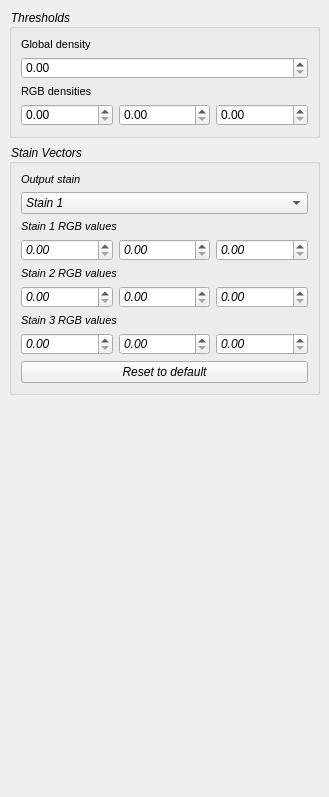
evanry/pathUI, file ASAP/filters/resources/ColorDeconvolutionFilter.ui: the form before one commit.
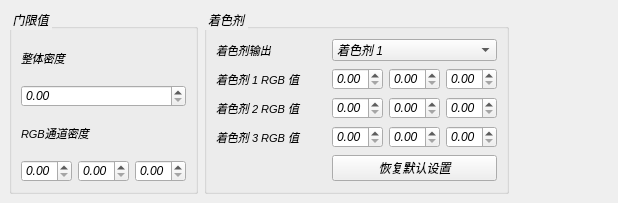
The form after the commit.

Diff of the .ui file:
```diff
--- a/ASAP/filters/resources/ColorDeconvolutionFilter.ui
+++ b/ASAP/filters/resources/ColorDeconvolutionFilter.ui
@@ -6,8 +6,8 @@
    <rect>
     <x>0</x>
     <y>0</y>
-    <width>329</width>
-    <height>797</height>
+    <width>618</width>
+    <height>203</height>
    </rect>
   </property>
   <property name="windowTitle">
@@ -31,6 +31,9 @@
   <property name="lineWidth">
    <number>0</number>
   </property>
+  <property name="horizontalScrollBarPolicy">
+   <enum>Qt::ScrollBarAsNeeded</enum>
+  </property>
   <property name="widgetResizable">
    <bool>true</bool>
   </property>
@@ -39,8 +42,8 @@
     <rect>
      <x>0</x>
      <y>0</y>
-     <width>329</width>
-     <height>797</height>
+     <width>618</width>
+     <height>203</height>
     </rect>
    </property>
    <property name="sizePolicy">
@@ -49,23 +52,16 @@
      <verstretch>0</verstretch>
     </sizepolicy>
    </property>
-   <layout class="QVBoxLayout" name="verticalLayout_4">
-    <property name="leftMargin">
-     <number>9</number>
-    </property>
-    <property name="topMargin">
-     <number>9</number>
-    </property>
-    <property name="rightMargin">
-     <number>9</number>
-    </property>
-    <property name="bottomMargin">
-     <number>9</number>
-    </property>
+   <layout class="QHBoxLayout" name="horizontalLayout">
     <item>
      <widget class="QGroupBox" name="ThresholdBox">
+      <property name="font">
+       <font>
+        <italic>true</italic>
+       </font>
+      </property>
       <property name="title">
-       <string>Thresholds</string>
+       <string>门限值</string>
       </property>
       <layout class="QVBoxLayout" name="verticalLayout">
        <property name="spacing">
@@ -86,7 +82,7 @@
        <item>
         <widget class="QLabel" name="GlobalThresholdLabel">
          <property name="text">
-          <string>Global density</string>
+          <string>整体密度</string>
          </property>
         </widget>
        </item>
@@ -109,7 +105,7 @@
        <item>
         <widget class="QLabel" name="RGBThresholdLabel">
          <property name="text">
-          <string>RGB densities</string>
+          <string>RGB通道密度</string>
          </property>
         </widget>
        </item>
@@ -185,7 +181,7 @@
        </font>
       </property>
       <property name="title">
-       <string>Stain Vectors</string>
+       <string>着色剂</string>
       </property>
       <property name="flat">
        <bool>false</bool>
@@ -193,62 +189,63 @@
       <property name="checkable">
        <bool>false</bool>
       </property>
-      <layout class="QVBoxLayout" name="verticalLayout_2">
-       <property name="spacing">
-        <number>6</number>
-       </property>
-       <property name="leftMargin">
-        <number>9</number>
-       </property>
-       <property name="topMargin">
-        <number>9</number>
-       </property>
-       <property name="rightMargin">
-        <number>9</number>
-       </property>
-       <property name="bottomMargin">
-        <number>9</number>
-       </property>
-       <item>
-        <widget class="QLabel" name="OutputStainLabel">
+      <layout class="QGridLayout" name="gridLayout">
+       <item row="2" column="0" colspan="3">
+        <widget class="QLabel" name="Stain2Label">
          <property name="text">
-          <string>Output stain</string>
+          <string>着色剂 2 RGB 值</string>
          </property>
         </widget>
        </item>
-       <item>
-        <widget class="QComboBox" name="OutputStainComboBox">
-         <property name="currentIndex">
-          <number>0</number>
+       <item row="3" column="0" colspan="3">
+        <widget class="QLabel" name="Stain3Label">
+         <property name="text">
+          <string>着色剂 3 RGB 值</string>
          </property>
-         <property name="maxCount">
-          <number>3</number>
-         </property>
+        </widget>
+       </item>
+       <item row="3" column="3">
+        <layout class="QHBoxLayout" name="Stain3Layout">
          <item>
-          <property name="text">
-           <string>Stain 1</string>
-          </property>
+          <widget class="QDoubleSpinBox" name="Stain3RSpinBox">
+           <property name="maximum">
+            <double>1.000000000000000</double>
+           </property>
+           <property name="singleStep">
+            <double>0.100000000000000</double>
+           </property>
+          </widget>
          </item>
          <item>
-          <property name="text">
-           <string>Stain 2</string>
-          </property>
+          <widget class="QDoubleSpinBox" name="Stain3GSpinBox">
+           <property name="maximum">
+            <double>1.000000000000000</double>
+           </property>
+           <property name="singleStep">
+            <double>0.100000000000000</double>
+           </property>
+          </widget>
          </item>
          <item>
-          <property name="text">
-           <string>Stain 3</string>
-          </property>
+          <widget class="QDoubleSpinBox" name="Stain3BSpinBox">
+           <property name="maximum">
+            <double>1.000000000000000</double>
+           </property>
+           <property name="singleStep">
+            <double>0.100000000000000</double>
+           </property>
+          </widget>
          </item>
-        </widget>
+        </layout>
        </item>
-       <item>
+       <item row="1" column="0" colspan="3">
         <widget class="QLabel" name="Stain1Label">
          <property name="text">
-          <string>Stain 1 RGB values</string>
+          <string>着色剂 1 RGB 值</string>
          </property>
         </widget>
        </item>
-       <item>
+       <item row="1" column="3">
         <layout class="QHBoxLayout" name="Stain1Layout">
          <property name="sizeConstraint">
           <enum>QLayout::SetNoConstraint</enum>
@@ -303,14 +300,14 @@
          </item>
         </layout>
        </item>
-       <item>
-        <widget class="QLabel" name="Stain2Label">
+       <item row="0" column="0">
+        <widget class="QLabel" name="OutputStainLabel">
          <property name="text">
-          <string>Stain 2 RGB values</string>
+          <string>着色剂输出</string>
          </property>
         </widget>
        </item>
-       <item>
+       <item row="2" column="3">
         <layout class="QHBoxLayout" name="Stain2Layout">
          <item>
           <widget class="QDoubleSpinBox" name="Stain2RSpinBox">
@@ -344,66 +341,63 @@
          </item>
         </layout>
        </item>
-       <item>
-        <widget class="QLabel" name="Stain3Label">
-         <property name="text">
-          <string>Stain 3 RGB values</string>
-         </property>
-        </widget>
-       </item>
-       <item>
-        <layout class="QHBoxLayout" name="Stain3Layout">
-         <item>
-          <widget class="QDoubleSpinBox" name="Stain3RSpinBox">
-           <property name="maximum">
-            <double>1.000000000000000</double>
-           </property>
-           <property name="singleStep">
-            <double>0.100000000000000</double>
-           </property>
-          </widget>
-         </item>
-         <item>
-          <widget class="QDoubleSpinBox" name="Stain3GSpinBox">
-           <property name="maximum">
-            <double>1.000000000000000</double>
-           </property>
-           <property name="singleStep">
-            <double>0.100000000000000</double>
-           </property>
-          </widget>
-         </item>
-         <item>
-          <widget class="QDoubleSpinBox" name="Stain3BSpinBox">
-           <property name="maximum">
-            <double>1.000000000000000</double>
-           </property>
-           <property name="singleStep">
-            <double>0.100000000000000</double>
-           </property>
-          </widget>
-         </item>
-        </layout>
-       </item>
-       <item>
+       <item row="4" column="3">
         <widget class="QPushButton" name="RevertStainsToDefaultButton">
          <property name="text">
-          <string>Reset to default</string>
+          <string>恢复默认设置</string>
          </property>
         </widget>
        </item>
+       <item row="0" column="1">
+        <spacer name="horizontalSpacer">
+         <property name="orientation">
+          <enum>Qt::Horizontal</enum>
+         </property>
+         <property name="sizeHint" stdset="0">
+          <size>
+           <width>40</width>
+           <height>20</height>
+          </size>
+         </property>
+        </spacer>
+       </item>
+       <item row="0" column="3">
+        <widget class="QComboBox" name="OutputStainComboBox">
+         <property name="currentIndex">
+          <number>0</number>
+         </property>
+         <property name="maxCount">
+          <number>3</number>
+         </property>
+         <item>
+          <property name="text">
+           <string>着色剂 1</string>
+          </property>
+         </item>
+         <item>
+          <property name="text">
+           <string>着色剂 2</string>
+          </property>
+         </item>
+         <item>
+          <property name="text">
+           <string>着色剂 3</string>
+          </property>
+         </item>
+        </widget>
+       </item>
       </layout>
      </widget>
     </item>
     <item>
-     <spacer name="spacer">
+     <spacer name="horizontalSpacer_2">
       <property name="orientation">
-       <enum>Qt::Vertical</enum>
+       <enum>Qt::Horizontal</enum>
       </property>
       <property name="sizeHint" stdset="0">
        <size>
-        <width>20</width>
-        <height>40</height>
+        <width>17</width>
+        <height>20</height>
        </size>
       </property>
      </spacer>
```
